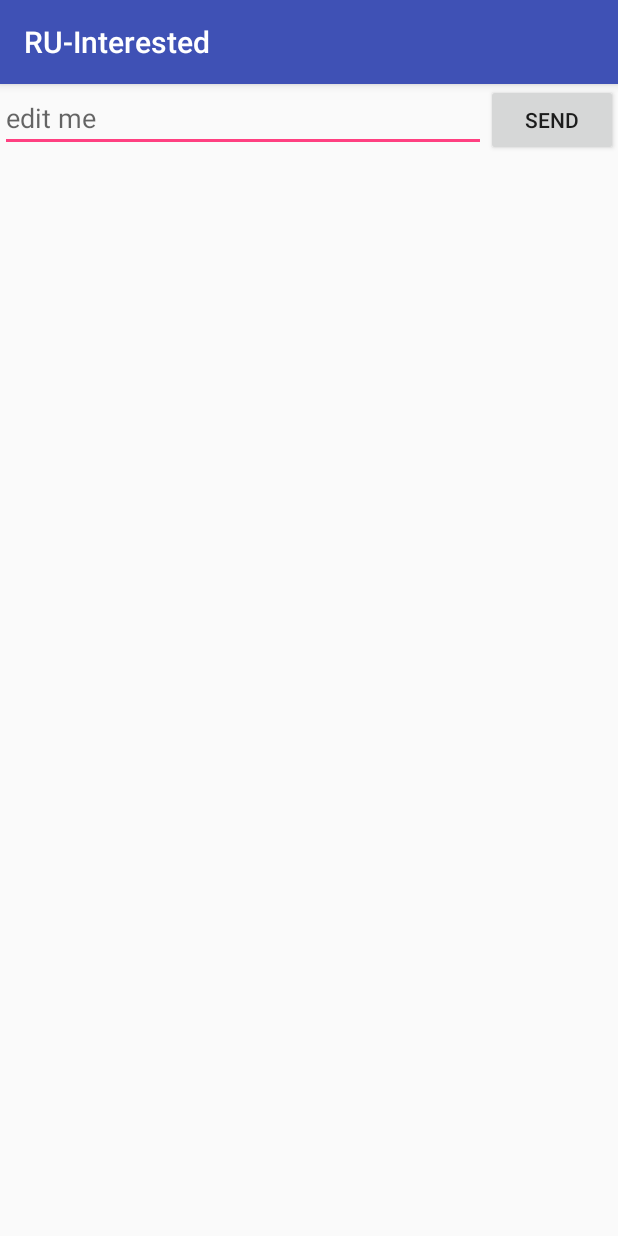
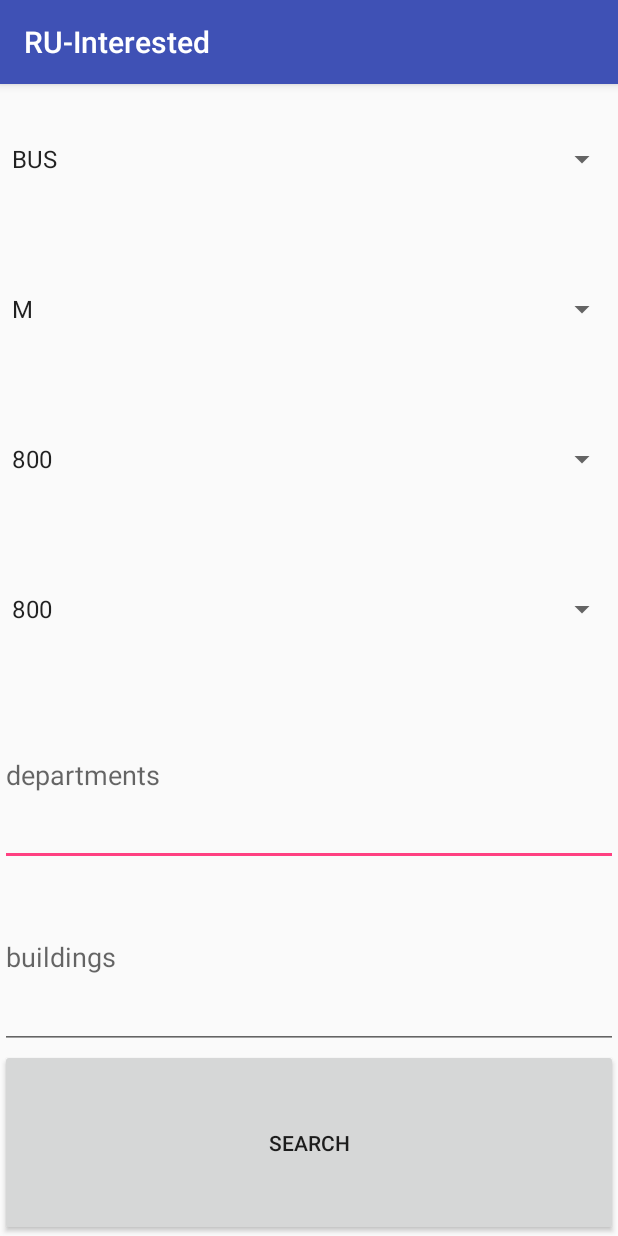
Before and after one commit to rpatel3001/RU-Interested, an Android app: the screen it shows after launch (MainActivity), on a phone screen of 412 x 824 dp. Run offline under Robolectric (Android 15) with nearby library versions, the phone set to English and light mode, and no system bars.

Commit message:
holy shit the app actually works

```diff
--- a/RU-Interested/app/src/main/res/layout/activity_main.xml
+++ b/RU-Interested/app/src/main/res/layout/activity_main.xml
@@ -1,17 +1,65 @@
 <?xml version="1.0" encoding="utf-8"?>
 <LinearLayout xmlns:android="http://schemas.android.com/apk/res/android"
    xmlns:tools="http://schemas.android.com/tools"
-   android:orientation="horizontal"
+   android:orientation="vertical"
    android:layout_width="match_parent"
    android:layout_height="match_parent">
-    <EditText android:id="@+id/edit_message"
+
+    <Spinner
+        android:layout_width="match_parent"
+        android:layout_height="wrap_content"
+        android:id="@+id/campus"
         android:layout_weight="1"
-        android:layout_width="0dp"
+        android:spinnerMode="dialog"
+        android:entries="@array/campusnames" />
+
+    <Spinner
+        android:layout_width="match_parent"
         android:layout_height="wrap_content"
-        android:hint="edit me" />
+        android:id="@+id/day"
+        android:layout_weight="1"
+        android:spinnerMode="dialog"
+        android:entries="@array/days"/>
+
+    <Spinner
+        android:layout_width="match_parent"
+        android:layout_height="wrap_content"
+        android:id="@+id/starttime"
+        android:layout_weight="1"
+        android:spinnerMode="dialog"
+        android:entries="@array/times"/>
+
+    <Spinner
+        android:layout_width="match_parent"
+        android:layout_height="wrap_content"
+        android:id="@+id/endtime"
+        android:layout_weight="1"
+        android:spinnerMode="dialog"
+        android:entries="@array/times"/>
+
+    <EditText
+        android:layout_width="match_parent"
+        android:layout_height="wrap_content"
+        android:inputType="text"
+        android:ems="10"
+        android:id="@+id/departments"
+        android:layout_weight="1"
+        android:hint="departments" />
+
+    <EditText
+        android:layout_width="match_parent"
+        android:layout_height="wrap_content"
+        android:inputType="text"
+        android:ems="10"
+        android:id="@+id/buildings"
+        android:layout_weight="1"
+        android:hint="buildings" />
+
     <Button
-        android:layout_width="wrap_content"
+        android:text="Search"
+        android:layout_width="match_parent"
         android:layout_height="wrap_content"
-        android:text="Send"
+        android:id="@+id/button"
+        android:layout_weight="1"
         android:onClick="sendMessage" />
 </LinearLayout>
--- a/RU-Interested/app/src/main/res/values/strings.xml
+++ b/RU-Interested/app/src/main/res/values/strings.xml
@@ -1,3 +1,49 @@
 <resources>
     <string name="app_name">RU-Interested</string>
+    <string-array name="campusnames">
+        <item>BUS</item>
+        <item>LIV</item>
+        <item>CAC</item>
+        <item>CD</item>
+    </string-array>
+    <string-array name="days">
+        <item>M</item>
+        <item>T</item>
+        <item>W</item>
+        <item>TH</item>
+        <item>F</item>
+        <item>S</item>
+    </string-array>
+    <string-array name="times">
+        <item>800</item>
+        <item>830</item>
+        <item>900</item>
+        <item>930</item>
+        <item>1000</item>
+        <item>1030</item>
+        <item>1100</item>
+        <item>1130</item>
+        <item>1200</item>
+        <item>1230</item>
+        <item>1300</item>
+        <item>1330</item>
+        <item>1400</item>
+        <item>1430</item>
+        <item>1500</item>
+        <item>1530</item>
+        <item>1600</item>
+        <item>1630</item>
+        <item>1700</item>
+        <item>1730</item>
+        <item>1800</item>
+        <item>1830</item>
+        <item>1900</item>
+        <item>1930</item>
+        <item>2000</item>
+        <item>2030</item>
+        <item>2100</item>
+        <item>2130</item>
+        <item>2200</item>
+        <item>2230</item>
+    </string-array>
 </resources>
```
Also changed, not shown: RU-Interested/app/src/main/java/com/rpatel3001/ru_interested/ClassDisplayView.java (added, +48 -0 lines), RU-Interested/app/src/main/java/com/rpatel3001/ru_interested/DisplayMessageActivity.java (+13 -17 lines), RU-Interested/app/src/main/java/com/rpatel3001/ru_interested/MainActivity.java (+10 -5 lines), RU-Interested/app/src/main/java/com/rpatel3001/ru_interested/WidthLimitedTextView.java (added, +42 -0 lines), RU-Interested/app/src/main/res/layout/activity_display_message.xml (+9 -2 lines), RU-Interested/app/src/main/res/layout/view_class_display.xml (added, +56 -0 lines).
